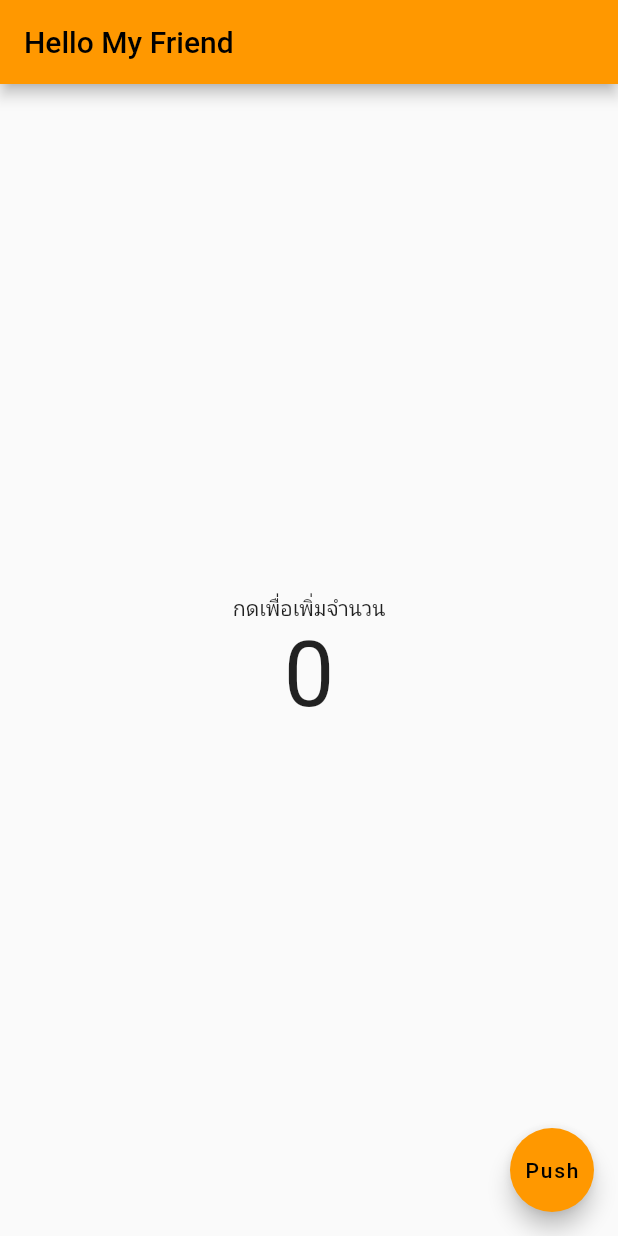
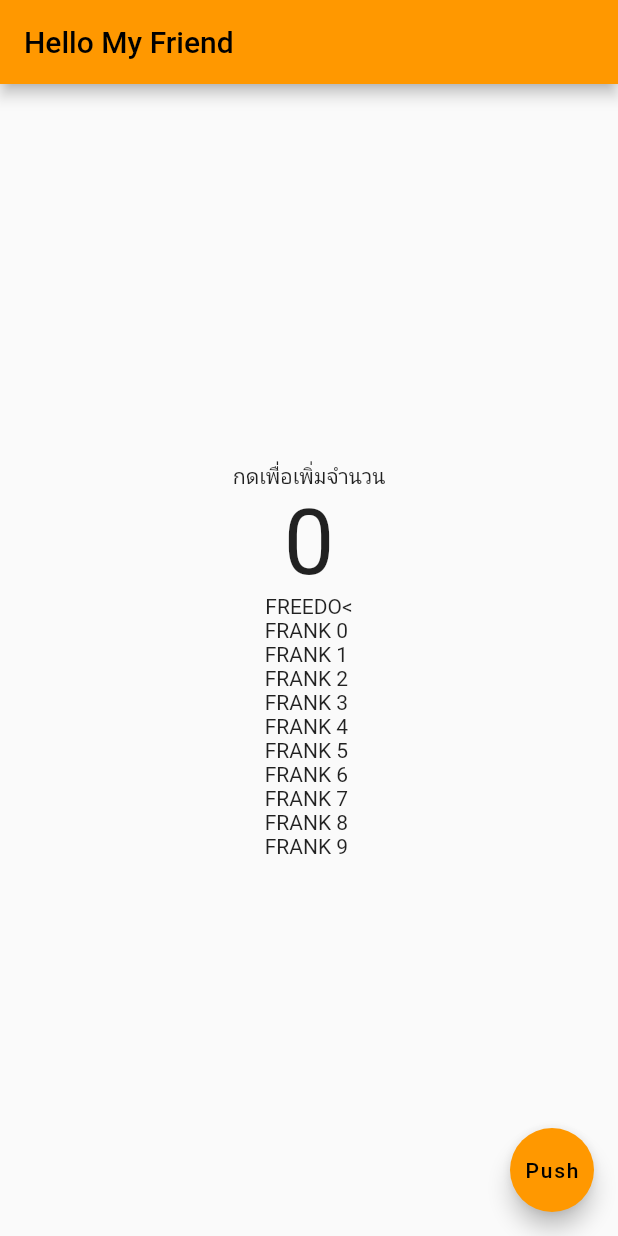
Before and after one commit to frankthanapong444/mycTapp, a Flutter app: the screen it shows after launch, on a phone screen of 412 x 824 dp. Run offline on Flutter 3.47's test engine with Material 2 defaults, Android fonts, the phone set to English and light mode, and no system bars.

Commit message:
data add

```diff
--- a/myappi/lib/main.dart
+++ b/myappi/lib/main.dart
@@ -32,6 +32,10 @@ class _MyhomepageState extends State<Myhomepage> {
       number.toString(),
       style: TextStyle(fontSize: 60),
     ));
+    data.add(Text("FREEDO<"));
+    for (var i = 0; i < 10; i++) {
+      data.add(Text("FRANK $i "));
+    }
     return Scaffold(
       appBar: AppBar(
         title: Text("Hello My Friend"),
```
